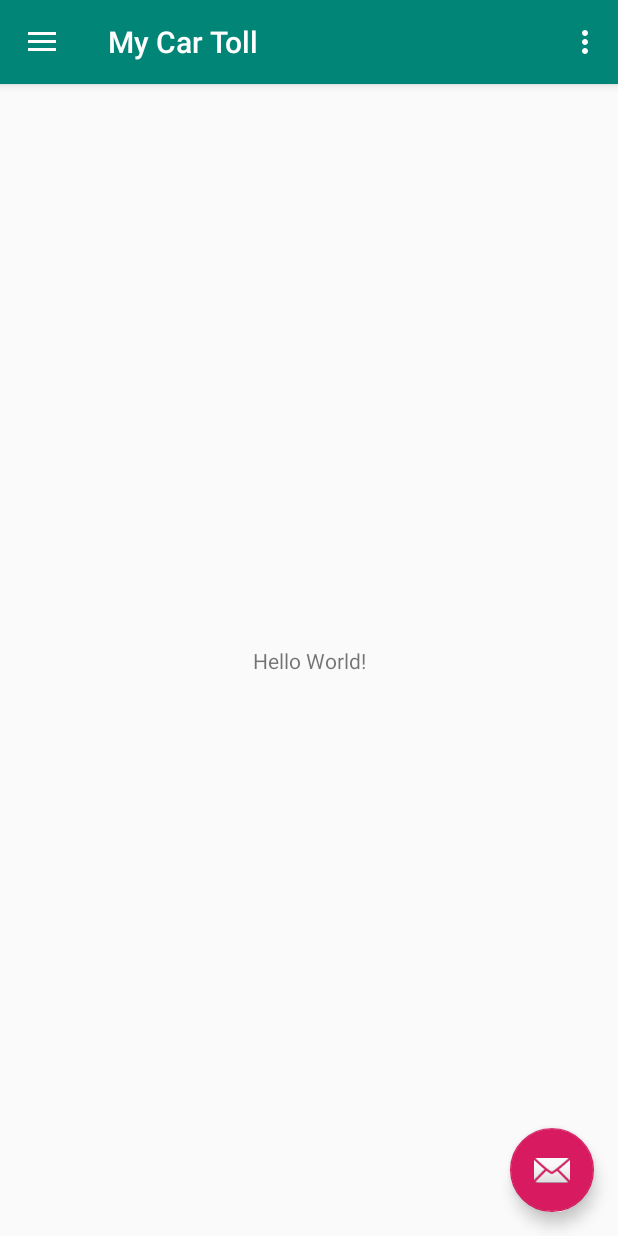
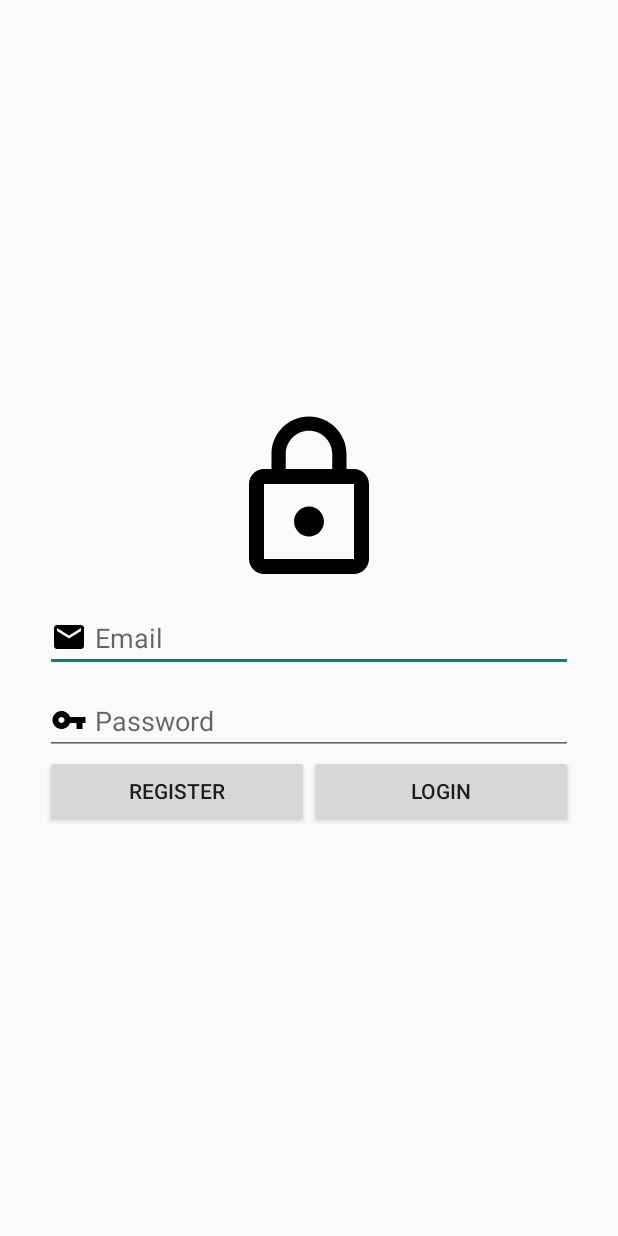
Before and after one commit to fahimshahrierrasel/toll_management_iot, an Android app: the screen it shows after launch (MainActivity before the commit, LoginActivity after it), on a phone screen of 412 x 824 dp. Run offline under Robolectric (Android 15) with nearby library versions, the phone set to English and light mode, and no system bars.

Commit message:
LoginActivity add with presenter and view

```diff
--- a/MyCarToll/app/build.gradle
+++ b/MyCarToll/app/build.gradle
@@ -16,6 +16,10 @@ android {
             proguardFiles getDefaultProguardFile('proguard-android.txt'), 'proguard-rules.pro'
         }
     }
+    compileOptions {
+        sourceCompatibility = '1.8'
+        targetCompatibility = '1.8'
+    }
 }
 
 dependencies {
--- a/MyCarToll/app/src/main/AndroidManifest.xml
+++ b/MyCarToll/app/src/main/AndroidManifest.xml
@@ -10,9 +10,12 @@
         android:supportsRtl="true"
         android:theme="@style/AppTheme">
         <activity
-            android:name=".MainActivity"
+            android:name=".main.MainActivity"
             android:label="@string/app_name"
-            android:theme="@style/AppTheme.NoActionBar">
+            android:theme="@style/AppTheme.NoActionBar" />
+        <activity
+            android:name=".login.LoginActivity"
+            android:theme="@style/Theme.AppCompat.Light.NoActionBar">
             <intent-filter>
                 <action android:name="android.intent.action.MAIN" />
 
--- /dev/null
+++ b/MyCarToll/app/src/main/java/com/fahimshahrierrasel/mycartoll/BasePresenter.java
@@ -0,0 +1,7 @@
+package com.fahimshahrierrasel.mycartoll;
+
+public interface BasePresenter {
+    void start();
+
+    void destroy();
+}
--- /dev/null
+++ b/MyCarToll/app/src/main/java/com/fahimshahrierrasel/mycartoll/BaseView.java
@@ -0,0 +1,5 @@
+package com.fahimshahrierrasel.mycartoll;
+
+public interface BaseView<T> {
+    void setPresenter(T presenter);
+}
--- /dev/null
+++ b/MyCarToll/app/src/main/java/com/fahimshahrierrasel/mycartoll/login/LoginActivity.java
@@ -0,0 +1,51 @@
+package com.fahimshahrierrasel.mycartoll.login;
+
+import android.support.v7.app.AppCompatActivity;
+import android.os.Bundle;
+import android.view.View;
+import android.widget.Button;
+import android.widget.TextView;
+
+import com.fahimshahrierrasel.mycartoll.R;
+
+public class LoginActivity extends AppCompatActivity implements LoginContract.View {
+    private LoginContract.Presenter loginPresenter;
+
+    @Override
+    protected void onCreate(Bundle savedInstanceState) {
+        super.onCreate(savedInstanceState);
+        setContentView(R.layout.activity_login);
+
+        loginPresenter = new LoginPresenter(this);
+
+        Button loginButton = findViewById(R.id.button_login);
+        Button registerButton = findViewById(R.id.button_register);
+        TextView emailTextview = findViewById(R.id.edittext_email);
+        TextView passwordTextview = findViewById(R.id.edittext_password);
+
+        loginButton.setOnClickListener(view ->
+                loginPresenter.onLoginClicked(emailTextview, passwordTextview)
+        );
+
+        registerButton.setOnClickListener(view ->
+                loginPresenter.onRegisterClicked(this)
+        );
+    }
+
+    @Override
+    protected void onResume() {
+        super.onResume();
+        loginPresenter.start();
+    }
+
+    @Override
+    protected void onDestroy() {
+        super.onDestroy();
+        loginPresenter.destroy();
+    }
+
+    @Override
+    public void setPresenter(LoginContract.Presenter presenter) {
+        loginPresenter = presenter;
+    }
+}
--- /dev/null
+++ b/MyCarToll/app/src/main/java/com/fahimshahrierrasel/mycartoll/login/LoginContract.java
@@ -0,0 +1,18 @@
+package com.fahimshahrierrasel.mycartoll.login;
+
+import android.content.Context;
+import android.widget.TextView;
+
+import com.fahimshahrierrasel.mycartoll.BasePresenter;
+import com.fahimshahrierrasel.mycartoll.BaseView;
+
+public interface LoginContract {
+    interface Presenter extends BasePresenter {
+        void onLoginClicked(TextView email, TextView password);
+        void onRegisterClicked(Context context);
+    }
+
+    interface View extends BaseView<Presenter> {
+
+    }
+}
--- /dev/null
+++ b/MyCarToll/app/src/main/java/com/fahimshahrierrasel/mycartoll/login/LoginPresenter.java
@@ -0,0 +1,33 @@
+package com.fahimshahrierrasel.mycartoll.login;
+
+import android.content.Context;
+import android.widget.TextView;
+import android.widget.Toast;
+
+public class LoginPresenter implements LoginContract.Presenter {
+    private LoginContract.View loginView;
+
+    LoginPresenter(LoginContract.View loginView) {
+        this.loginView = loginView;
+        this.loginView.setPresenter(this);
+    }
+
+    @Override
+    public void onLoginClicked(TextView email, TextView password) {
+
+    }
+
+    @Override
+    public void onRegisterClicked(Context context) {
+        Toast.makeText(context, "No Registration Option Now", Toast.LENGTH_SHORT).show();
+    }
+
+    @Override
+    public void start() {
+    }
+
+    @Override
+    public void destroy() {
+        loginView = null;
+    }
+}
--- a/MyCarToll/app/src/main/java/com/fahimshahrierrasel/mycartoll/MainActivity.java
+++ b/MyCarToll/app/src/main/java/com/fahimshahrierrasel/mycartoll/main/MainActivity.java
@@ -1,4 +1,4 @@
-package com.fahimshahrierrasel.mycartoll;
+package com.fahimshahrierrasel.mycartoll.main;
 
 import android.os.Bundle;
 import android.support.design.widget.FloatingActionButton;
@@ -12,6 +12,8 @@ import android.support.v7.app.AppCompatActivity;
 import android.support.v7.widget.Toolbar;
 import android.view.Menu;
 import android.view.MenuItem;
+
+import com.fahimshahrierrasel.mycartoll.R;
 
 public class MainActivity extends AppCompatActivity
         implements NavigationView.OnNavigationItemSelectedListener {
--- /dev/null
+++ b/MyCarToll/app/src/main/res/drawable/ic_lock.xml
@@ -0,0 +1,9 @@
+<vector xmlns:android="http://schemas.android.com/apk/res/android"
+        android:width="24dp"
+        android:height="24dp"
+        android:viewportWidth="24.0"
+        android:viewportHeight="24.0">
+    <path
+        android:fillColor="#FF000000"
+        android:pathData="M12,17c1.1,0 2,-0.9 2,-2s-0.9,-2 -2,-2 -2,0.9 -2,2 0.9,2 2,2zM18,8h-1L17,6c0,-2.76 -2.24,-5 -5,-5S7,3.24 7,6v2L6,8c-1.1,0 -2,0.9 -2,2v10c0,1.1 0.9,2 2,2h12c1.1,0 2,-0.9 2,-2L20,10c0,-1.1 -0.9,-2 -2,-2zM8.9,6c0,-1.71 1.39,-3.1 3.1,-3.1s3.1,1.39 3.1,3.1v2L8.9,8L8.9,6zM18,20L6,20L6,10h12v10z"/>
+</vector>
--- /dev/null
+++ b/MyCarToll/app/src/main/res/drawable/ic_mail.xml
@@ -0,0 +1,9 @@
+<vector xmlns:android="http://schemas.android.com/apk/res/android"
+        android:width="24dp"
+        android:height="24dp"
+        android:viewportWidth="24.0"
+        android:viewportHeight="24.0">
+    <path
+        android:fillColor="#FF000000"
+        android:pathData="M20,4L4,4c-1.1,0 -1.99,0.9 -1.99,2L2,18c0,1.1 0.9,2 2,2h16c1.1,0 2,-0.9 2,-2L22,6c0,-1.1 -0.9,-2 -2,-2zM20,8l-8,5 -8,-5L4,6l8,5 8,-5v2z"/>
+</vector>
--- /dev/null
+++ b/MyCarToll/app/src/main/res/drawable/ic_vpn_key.xml
@@ -0,0 +1,9 @@
+<vector xmlns:android="http://schemas.android.com/apk/res/android"
+        android:width="24dp"
+        android:height="24dp"
+        android:viewportWidth="24.0"
+        android:viewportHeight="24.0">
+    <path
+        android:fillColor="#FF000000"
+        android:pathData="M12.65,10C11.83,7.67 9.61,6 7,6c-3.31,0 -6,2.69 -6,6s2.69,6 6,6c2.61,0 4.83,-1.67 5.65,-4H17v4h4v-4h2v-4H12.65zM7,14c-1.1,0 -2,-0.9 -2,-2s0.9,-2 2,-2 2,0.9 2,2 -0.9,2 -2,2z"/>
+</vector>
--- /dev/null
+++ b/MyCarToll/app/src/main/res/layout/activity_login.xml
@@ -0,0 +1,66 @@
+<?xml version="1.0" encoding="utf-8"?>
+<LinearLayout xmlns:android="http://schemas.android.com/apk/res/android"
+    xmlns:app="http://schemas.android.com/apk/res-auto"
+    xmlns:tools="http://schemas.android.com/tools"
+    android:layout_width="match_parent"
+    android:layout_height="match_parent"
+    tools:context=".login.LoginActivity">
+
+    <LinearLayout
+        android:layout_width="match_parent"
+        android:layout_height="match_parent"
+        android:gravity="center_horizontal|center_vertical"
+        android:orientation="vertical"
+        android:paddingLeft="30dp"
+        android:paddingRight="30dp">
+
+        <ImageView
+            android:id="@+id/imageview_logo"
+            android:layout_width="120dp"
+            android:layout_height="120dp"
+            app:srcCompat="@drawable/ic_lock" />
+
+        <EditText
+            android:id="@+id/edittext_email"
+            android:layout_width="match_parent"
+            android:layout_height="wrap_content"
+            android:layout_marginTop="10dp"
+            android:drawableStart="@drawable/ic_mail"
+            android:drawablePadding="5dp"
+            android:ems="10"
+            android:hint="@string/email"
+            android:inputType="textEmailAddress" />
+
+        <EditText
+            android:id="@+id/edittext_password"
+            android:layout_width="match_parent"
+            android:layout_height="wrap_content"
+            android:layout_marginTop="10dp"
+            android:drawableStart="@drawable/ic_vpn_key"
+            android:drawablePadding="5dp"
+            android:ems="10"
+            android:hint="@string/password"
+            android:inputType="textPassword" />
+
+        <LinearLayout
+            android:layout_width="match_parent"
+            android:layout_height="wrap_content"
+            android:orientation="horizontal">
+
+            <Button
+                android:id="@+id/button_register"
+                android:layout_width="0dp"
+                android:layout_height="wrap_content"
+                android:layout_weight="1"
+                android:text="@string/register" />
+
+            <Button
+                android:id="@+id/button_login"
+                android:layout_width="0dp"
+                android:layout_height="wrap_content"
+                android:layout_weight="1"
+                android:text="@string/login" />
+        </LinearLayout>
+
+    </LinearLayout>
+</LinearLayout>
--- a/MyCarToll/app/src/main/res/layout/app_bar_main.xml
+++ b/MyCarToll/app/src/main/res/layout/app_bar_main.xml
@@ -4,7 +4,7 @@
     xmlns:tools="http://schemas.android.com/tools"
     android:layout_width="match_parent"
     android:layout_height="match_parent"
-    tools:context=".MainActivity">
+    tools:context=".main.MainActivity">
 
     <android.support.design.widget.AppBarLayout
         android:layout_width="match_parent"
--- a/MyCarToll/app/src/main/res/layout/content_main.xml
+++ b/MyCarToll/app/src/main/res/layout/content_main.xml
@@ -5,7 +5,7 @@
     android:layout_width="match_parent"
     android:layout_height="match_parent"
     app:layout_behavior="@string/appbar_scrolling_view_behavior"
-    tools:context=".MainActivity"
+    tools:context=".main.MainActivity"
     tools:showIn="@layout/app_bar_main">
 
     <TextView
--- a/MyCarToll/app/src/main/res/values/strings.xml
+++ b/MyCarToll/app/src/main/res/values/strings.xml
@@ -6,4 +6,8 @@
     <string name="nav_header_subtitle">android.studio@android.com</string>
     <string name="nav_header_desc">Navigation header</string>
     <string name="action_settings">Settings</string>
+    <string name="email">Email</string>
+    <string name="password">Password</string>
+    <string name="register">Register</string>
+    <string name="login">Login</string>
 </resources>
```
